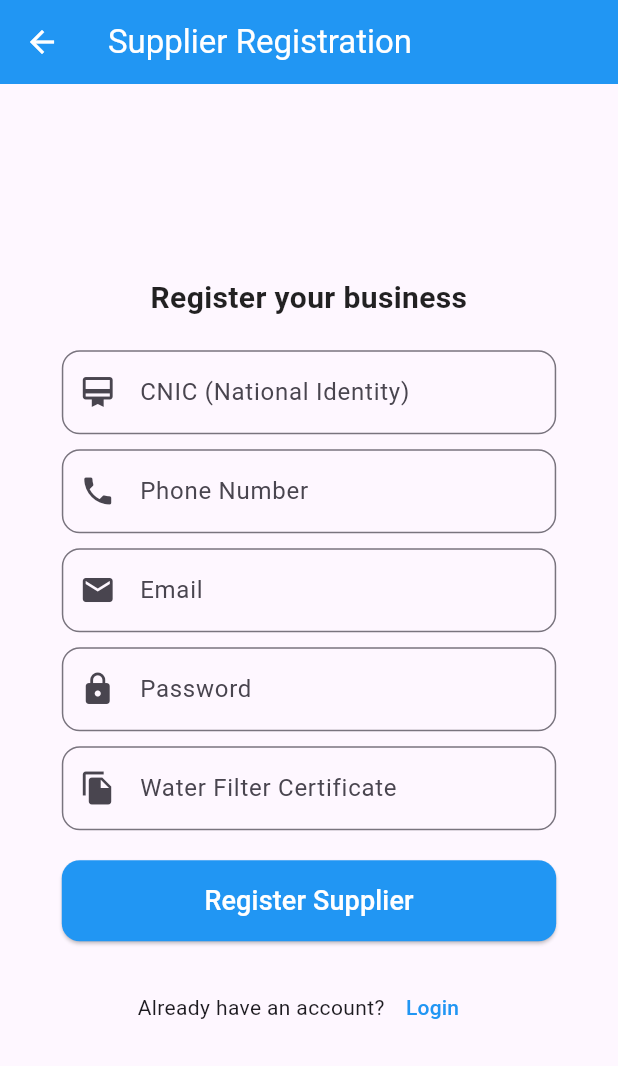
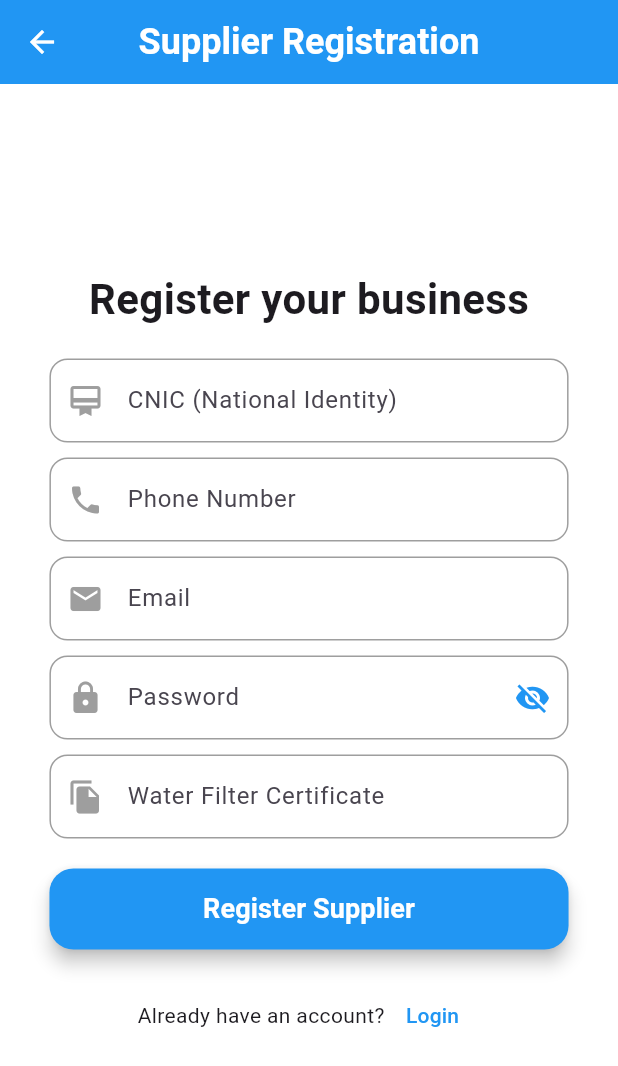
Before and after one commit to AmnaArifHussainC/paniwala, a Flutter app: the SupplierRegisterScreen screen opened directly, on a phone screen of 412 x 824 dp. Shown: the top 1066 px of the screen. Run offline on Flutter 3.47's test engine with Material 3 defaults, Android fonts, the phone set to English and light mode, and no system bars; our stand-ins replace firebase_auth, lottie; accounts and stored records are empty.

Commit message:
Merge remote-tracking branch 'origin/master'

```diff
--- a/lib/view/auth/spplier_auth/supplier_reg.dart
+++ b/lib/view/auth/spplier_auth/supplier_reg.dart
@@ -1,4 +1,6 @@
 import 'package:flutter/material.dart';
+import 'package:paniwala/widgets/custome_btn_auth.dart';
+import 'package:paniwala/widgets/custome_text_field.dart';
 import 'package:paniwala/view/auth/spplier_auth/suppler_login.dart';
 
 class SupplierRegisterScreen extends StatefulWidget {
@@ -20,122 +22,89 @@ class _SupplierRegisterScreenState extends State<SupplierRegisterScreen> {
     final screenWidth = MediaQuery.of(context).size.width;
 
     return Scaffold(
+      backgroundColor: Colors.white,
       appBar: AppBar(
         backgroundColor: Colors.blue,
+        elevation: 0,
         iconTheme: const IconThemeData(color: Colors.white),
+        centerTitle: true,
         title: const Text(
           'Supplier Registration',
-          style: TextStyle(color: Colors.white),
+          style: TextStyle(
+            fontSize: 24,
+            fontWeight: FontWeight.bold,
+            color: Colors.white,
+          ),
         ),
       ),
-      body: SafeArea(
+      body: Padding(
+        padding: EdgeInsets.symmetric(horizontal: screenWidth * 0.08),
         child: Center(
           child: SingleChildScrollView(
-            padding: EdgeInsets.symmetric(horizontal: screenWidth * 0.1),
             child: Column(
               mainAxisAlignment: MainAxisAlignment.center,
-              crossAxisAlignment: CrossAxisAlignment.center,
+              crossAxisAlignment: CrossAxisAlignment.stretch,
               children: [
-                const Text(
-                  "Register your business",
-                  style: TextStyle(
-                    fontSize: 20,
-                    fontWeight: FontWeight.bold,
-                    color: Colors.black87,
-                  ),
-                  textAlign: TextAlign.center,
-                ),
-                const SizedBox(height: 20),
-
-                // CNIC Field
-                TextField(
-                  controller: cnicController,
-                  decoration: InputDecoration(
-                    labelText: "CNIC (National Identity)",
-                    prefixIcon: const Icon(Icons.card_membership),
-                    border: OutlineInputBorder(
-                      borderRadius: BorderRadius.circular(12),
-                    ),
-                  ),
-                ),
-                const SizedBox(height: 10),
-
-                // Phone Number Field
-                TextField(
-                  controller: phoneController,
-                  decoration: InputDecoration(
-                    labelText: "Phone Number",
-                    prefixIcon: const Icon(Icons.phone),
-                    border: OutlineInputBorder(
-                      borderRadius: BorderRadius.circular(12),
-                    ),
-                  ),
-                ),
-                const SizedBox(height: 10),
-
-                // Email Field
-                TextField(
-                  controller: emailController,
-                  decoration: InputDecoration(
-                    labelText: "Email",
-                    prefixIcon: const Icon(Icons.email),
-                    border: OutlineInputBorder(
-                      borderRadius: BorderRadius.circular(12),
-                    ),
-                  ),
-                ),
-                const SizedBox(height: 10),
-
-                // Password Field
-                TextField(
-                  controller: passwordController,
-                  obscureText: true,
-                  decoration: InputDecoration(
-                    labelText: "Password",
-                    prefixIcon: const Icon(Icons.lock),
-                    border: OutlineInputBorder(
-                      borderRadius: BorderRadius.circular(12),
-                    ),
-                  ),
-                ),
-                const SizedBox(height: 10),
-
-                // Water Filter Certificate Field
-                TextField(
-                  controller: filterCertificateController,
-                  decoration: InputDecoration(
-                    labelText: "Water Filter Certificate",
-                    prefixIcon: const Icon(Icons.file_copy),
-                    border: OutlineInputBorder(
-                      borderRadius: BorderRadius.circular(12),
+                // Centered Title
+                const Center(
+                  child: Text(
+                    "Register your business",
+                    style: TextStyle(
+                      fontSize: 28,
+                      fontWeight: FontWeight.bold,
                     ),
                   ),
                 ),
                 const SizedBox(height: 20),
 
+                // CNIC Field
+                CustomTextField(
+                  controller: cnicController,
+                  hintText: "CNIC (National Identity)",
+                  icon: Icons.card_membership,
+                ),
+                const SizedBox(height: 10),
+
+                // Phone Number Field
+                CustomTextField(
+                  controller: phoneController,
+                  hintText: "Phone Number",
+                  icon: Icons.phone,
+                ),
+                const SizedBox(height: 10),
+
+                // Email Field
+                CustomTextField(
+                  controller: emailController,
+                  hintText: "Email",
+                  icon: Icons.email,
+                ),
+                const SizedBox(height: 10),
+
+                // Password Field
+                CustomTextField(
+                  controller: passwordController,
+                  hintText: "Password",
+                  icon: Icons.lock,
+                  obscureText: true,
+                ),
+                const SizedBox(height: 10),
+
+                // Water Filter Certificate Field
+                CustomTextField(
+                  controller: filterCertificateController,
+                  hintText: "Water Filter Certificate",
+                  icon: Icons.file_copy,
+                ),
+                const SizedBox(height: 20),
+
                 // Register Button
-                SizedBox(
-                  width: double.infinity,
-                  child: ElevatedButton(
-                    onPressed: () {
-                      // Add registration logic here
-                      debugPrint("Registering Supplier");
-                    },
-                    style: ElevatedButton.styleFrom(
-                      padding: const EdgeInsets.symmetric(vertical: 14),
-                      backgroundColor: Colors.blue,
-                      shape: RoundedRectangleBorder(
-                        borderRadius: BorderRadius.circular(12),
-                      ),
-                    ),
-                    child: const Text(
-                      'Register Supplier',
-                      style: TextStyle(
-                        fontSize: 18,
-                        color: Colors.white,
-                      ),
-                    ),
-                  ),
+                CustomButton(
+                  text: "Register Supplier",
+                  onPressed: () {
+                    debugPrint("Registering Supplier");
+                  },
+                  color: Colors.blue,
                 ),
                 const SizedBox(height: 20),
 
```
Also changed, not shown: lib/services/auth/customer_auth.dart (renamed from lib/services/auth_services.dart), lib/services/auth/supplier_auth.dart (added), 1 other file.
